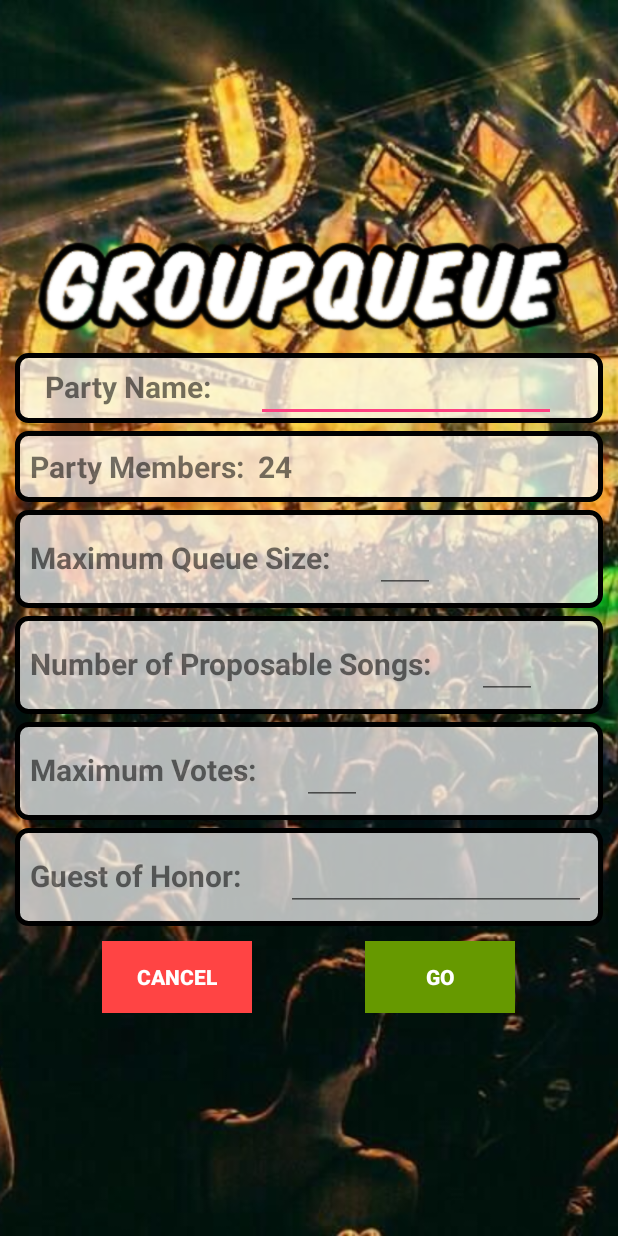
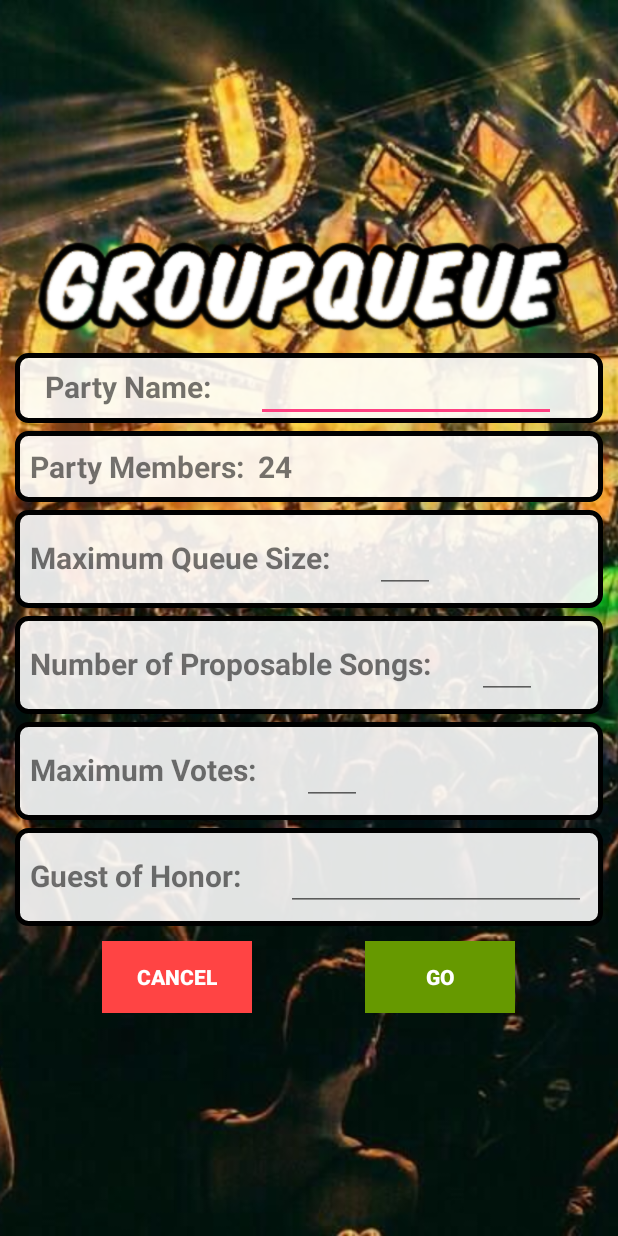
Before and after one commit to legut2/GroupQueue, an Android app: the GroundRules screen opened directly, with no data from a screen before it, on a phone screen of 412 x 824 dp. Run offline under Robolectric (Android 15) with nearby library versions, the phone set to English and light mode, and no system bars.

Commit message:
change transparency to make text clearer

```diff
--- a/app/src/main/res/drawable/search_background.xml
+++ b/app/src/main/res/drawable/search_background.xml
@@ -1,6 +1,6 @@
 <?xml version="1.0" encoding="UTF-8"?>
 <shape xmlns:android="http://schemas.android.com/apk/res/android">
-    <solid android:color="#b4ffffff"/>
+    <solid android:color="#e2ffffff"/>
 
     <stroke
         android:width="3dp"
```
